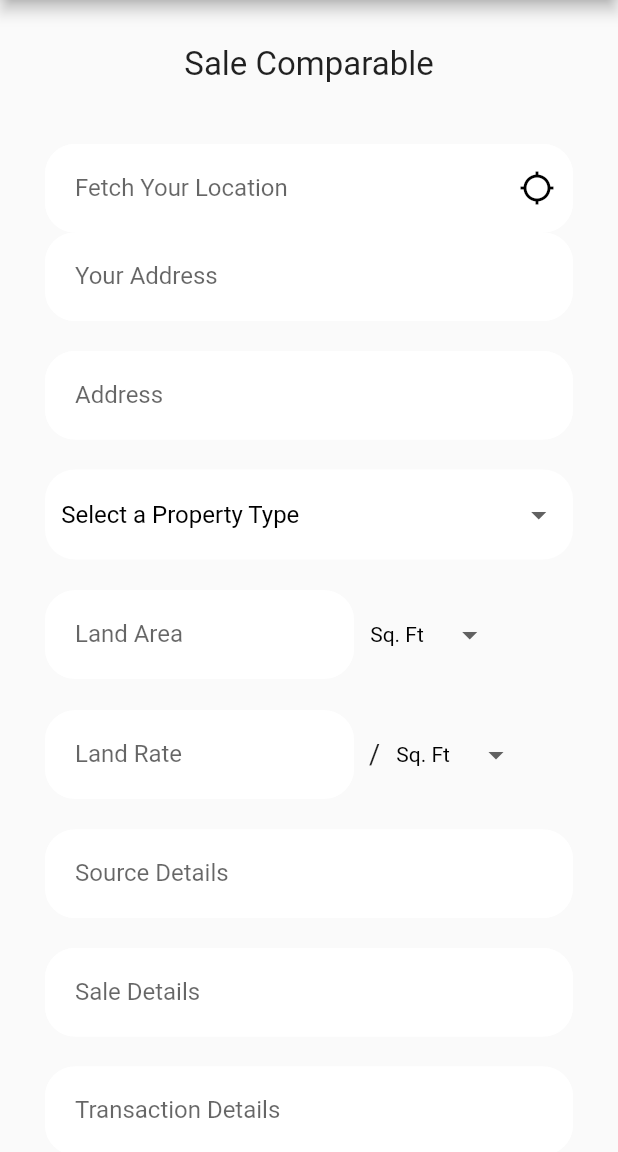
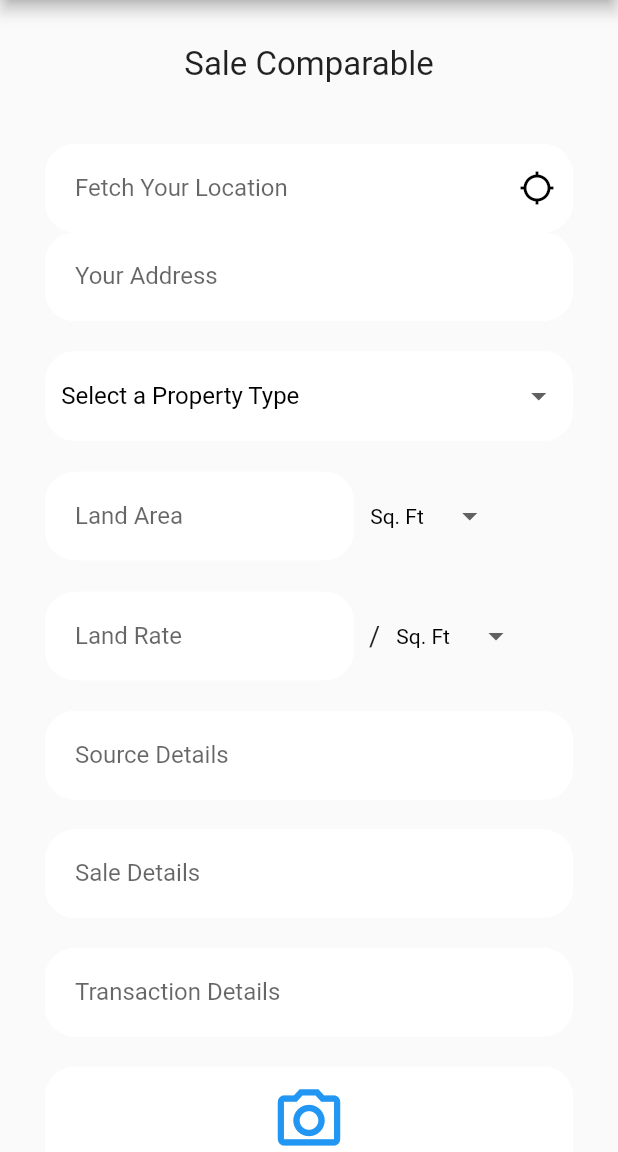
Before and after one commit to ashu2902/RebertTech, a Flutter app: the SaleComparable screen opened directly, on a phone screen of 412 x 824 dp, the part 84-1236 px from its top. Run offline on Flutter 3.47's test engine with Material 2 defaults, Android fonts, the phone set to English and light mode, and no system bars; our stand-ins replace cloud_firestore, file_picker, firebase_auth, firebase_core, firebase_database, firebase_storage and 6 more; missing offline and left inert: advance_pdf_viewer, dart:ffi; accounts and stored records are empty.

```diff
--- a/lib/ui/map_view.dart
+++ b/lib/ui/map_view.dart
@@ -85,7 +85,11 @@ class _MapViewState extends State<MapView> {
                       .toString();
                   salelocationcontroller =
                       TextEditingController(text: location);
-                  address = applicationBloc.selectedLocationStatic.name;
+                  salelocationcontroller1 = TextEditingController(
+                      text:
+                          "${applicationBloc.selectedLocationStatic.geometry.location.lat}/${applicationBloc.selectedLocationStatic.geometry.location.lng}");
+                  salelocationcontroller2 = TextEditingController(
+                      text: applicationBloc.selectedLocationStatic.name);
                   vicinity = applicationBloc.selectedLocationStatic.vicinity;
                   //Navigator.pushReplacement(context, MaterialPageRoute(builder: (context)=>SaleComparable()));
                 });
--- a/lib/ui/sale_comparable.dart
+++ b/lib/ui/sale_comparable.dart
@@ -256,37 +256,37 @@ class _SaleComparableState extends State<SaleComparable> {
                   ),
                 ),
               ),
-              Padding(
-                padding: const EdgeInsets.fromLTRB(30, 10, 30, 10),
-                child: SizedBox(
-                  width: MediaQuery.of(context).size.width,
-                  child: TextField(
-                    keyboardType: TextInputType.multiline,
-                    onChanged: (value) {
-                      address = value;
-                    },
-                    decoration: const InputDecoration(
-                      hintText: 'Address',
-                      labelText: 'Address',
-                      filled: true,
-                      fillColor: Colors.white,
-                      contentPadding: EdgeInsets.symmetric(
-                          vertical: 20.0, horizontal: 20.0),
-                      border: OutlineInputBorder(
-                        borderRadius: BorderRadius.all(Radius.circular(20.0)),
-                      ),
-                      enabledBorder: OutlineInputBorder(
-                        borderSide: BorderSide(color: Colors.white, width: 1.0),
-                        borderRadius: BorderRadius.all(Radius.circular(20.0)),
-                      ),
-                      focusedBorder: OutlineInputBorder(
-                        borderSide: BorderSide(color: Colors.blue, width: 2.0),
-                        borderRadius: BorderRadius.all(Radius.circular(20.0)),
-                      ),
-                    ),
-                  ),
-                ),
-              ),
+              // Padding(
+              //   padding: const EdgeInsets.fromLTRB(30, 10, 30, 10),
+              //   child: SizedBox(
+              //     width: MediaQuery.of(context).size.width,
+              //     child: TextField(
+              //       keyboardType: TextInputType.multiline,
+              //       onChanged: (value) {
+              //         address = value;
+              //       },
+              //       decoration: const InputDecoration(
+              //         hintText: 'Address',
+              //         labelText: 'Address',
+              //         filled: true,
+              //         fillColor: Colors.white,
+              //         contentPadding: EdgeInsets.symmetric(
+              //             vertical: 20.0, horizontal: 20.0),
+              //         border: OutlineInputBorder(
+              //           borderRadius: BorderRadius.all(Radius.circular(20.0)),
+              //         ),
+              //         enabledBorder: OutlineInputBorder(
+              //           borderSide: BorderSide(color: Colors.white, width: 1.0),
+              //           borderRadius: BorderRadius.all(Radius.circular(20.0)),
+              //         ),
+              //         focusedBorder: OutlineInputBorder(
+              //           borderSide: BorderSide(color: Colors.blue, width: 2.0),
+              //           borderRadius: BorderRadius.all(Radius.circular(20.0)),
+              //         ),
+              //       ),
+              //     ),
+              //   ),
+              // ),
               Padding(
                 padding: const EdgeInsets.fromLTRB(30, 10, 30, 10),
                 child: Container(
@@ -314,7 +314,7 @@ class _SaleComparableState extends State<SaleComparable> {
                           .map(
                             (String value) => DropdownMenuItem<String>(
                               value: value,
-                              child: new Text(
+                              child: Text(
                                 value,
                                 style: const TextStyle(
                                   color: Colors.black,
```
Also changed, not shown: 7 other files.
